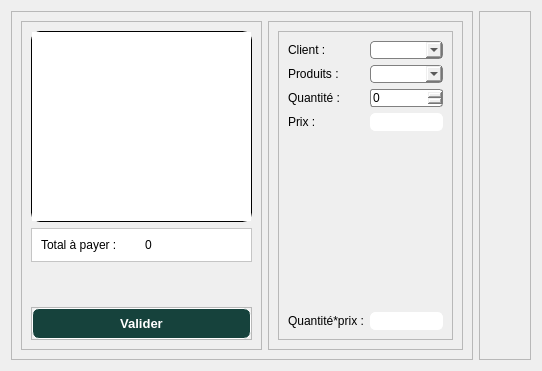
Qt form ajoutvente.ui (Totelof10/tsena) before a commit.
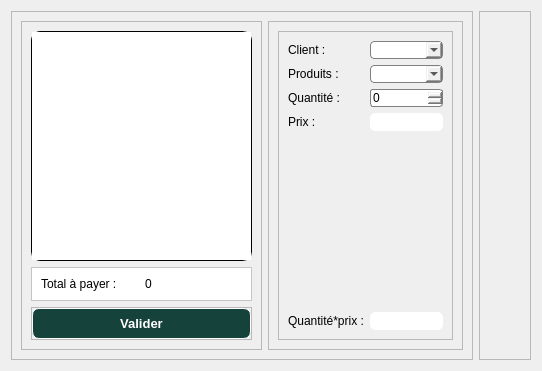
The same form after that commit. Icons and pictures are not drawn.

Diff of the .ui file:
```diff
--- a/ajoutvente.ui
+++ b/ajoutvente.ui
@@ -77,19 +77,6 @@
            </layout>
           </widget>
          </item>
-         <item>
-          <spacer name="verticalSpacer_2">
-           <property name="orientation">
-            <enum>Qt::Orientation::Vertical</enum>
-           </property>
-           <property name="sizeHint" stdset="0">
-            <size>
-             <width>20</width>
-             <height>40</height>
-            </size>
-           </property>
-          </spacer>
-         </item>
          <item>
           <widget class="QFrame" name="frame_5">
            <property name="frameShape">
```
